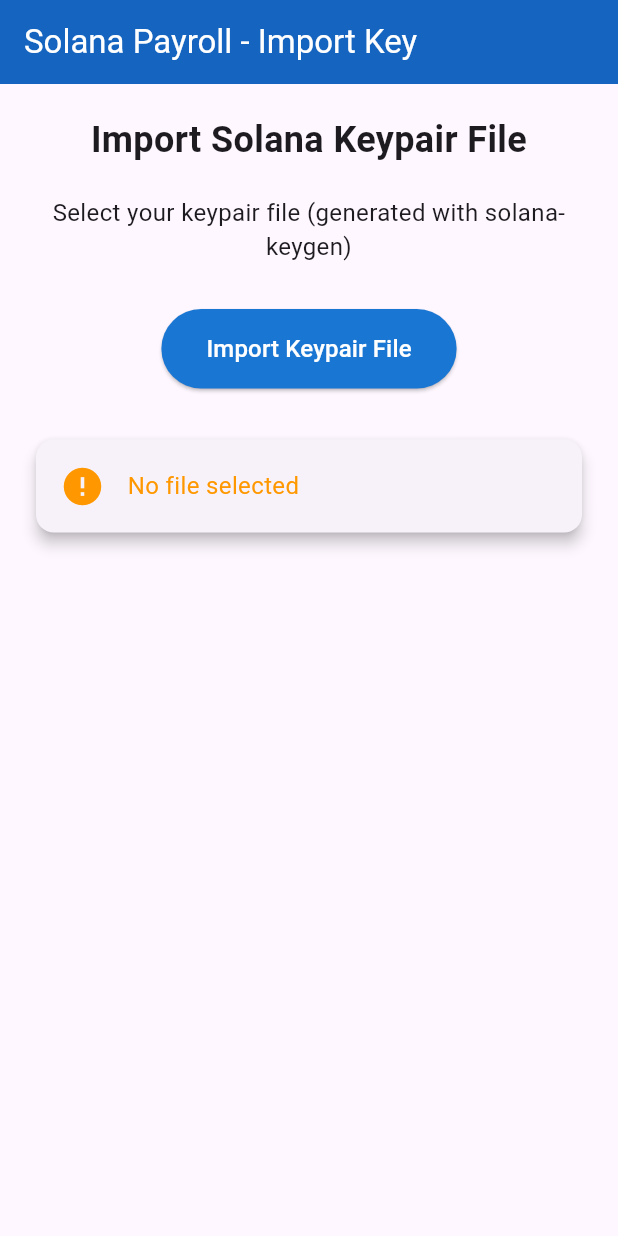
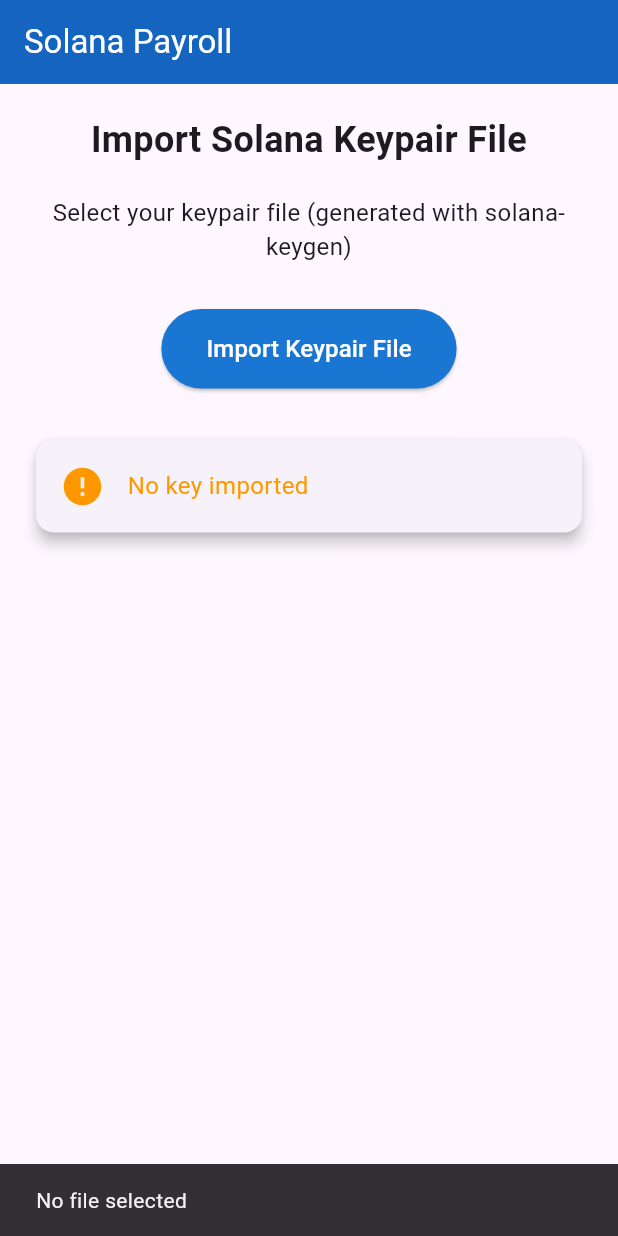
Before and after one commit to tushar11kh/streaming_payroll_solana_flutter, a Flutter app: the screen it shows after launch, after a tap on "Import Keypair File", on a phone screen of 412 x 824 dp. Run offline on Flutter 3.47's test engine with Material 3 defaults, Android fonts, the phone set to English and light mode, and no system bars; our stand-ins replace file_picker, shared_preferences; missing offline and left inert: solana.

Commit message:
keys are imported to solanaclient and used everywhere without explitly saved

```diff
--- a/lib/screens/homescreen.dart
+++ b/lib/screens/homescreen.dart
@@ -4,6 +4,8 @@
 import 'package:file_picker/file_picker.dart';
 import 'package:flutter/material.dart';
 import 'package:flutter/services.dart';
+import 'package:streaming_payroll_solana_flutter/screens/employee_screen.dart';
+import 'package:streaming_payroll_solana_flutter/screens/employer_screen.dart';
 import 'package:streaming_payroll_solana_flutter/services/solana_client_service.dart';
 import 'package:provider/provider.dart';
 import 'package:solana/solana.dart';
@@ -16,9 +18,6 @@
 }
 
 class _HomescreenState extends State<Homescreen> {
-  Ed25519HDPublicKey? _publicKey;
-  bool _isValidKey = false;
-  String _validationMessage = 'No key imported';
   bool _isLoading = false;
 
   Future<void> _importWallet(BuildContext context, SolanaClientService solanaService) async {
@@ -26,7 +25,6 @@
       print('DEBUG: Opening file picker...');
       setState(() {
         _isLoading = true;
-        _validationMessage = 'Importing wallet...';
       });
 
       FilePickerResult? result = await FilePicker.platform.pickFiles(
@@ -69,37 +67,34 @@
 
           final success = await solanaService.connectFromPrivateKey(privateKeyBytes);
 
-          if (success && solanaService.wallet != null) {
+          if (success) {
             print('DEBUG: Wallet connection successful!');
-
-            final actualPublicKey = solanaService.wallet!.publicKey;
-
-            setState(() {
-              _isValidKey = true;
-              _publicKey = actualPublicKey;
-              _validationMessage = 'Wallet connected successfully!';
-            });
-
             ScaffoldMessenger.of(context).showSnackBar(
               const SnackBar(content: Text('Wallet connected successfully!')),
             );
           } else {
             print('DEBUG: Wallet connection failed in service');
-            _resetToInitialState('Failed to connect wallet. Invalid key file.');
+            ScaffoldMessenger.of(context).showSnackBar(
+              const SnackBar(content: Text('Failed to connect wallet. Invalid key file.')),
+            );
           }
         } else {
           print('DEBUG: Invalid keypair length: ${keypairBytes.length} (expected 64)');
-          _resetToInitialState('Invalid keypair format. Expected 64 bytes.');
+          ScaffoldMessenger.of(context).showSnackBar(
+            const SnackBar(content: Text('Invalid keypair format. Expected 64 bytes.')),
+          );
         }
       } else {
         print('DEBUG: No file selected (user cancelled)');
-        setState(() {
-          _validationMessage = 'No file selected';
-        });
+        ScaffoldMessenger.of(context).showSnackBar(
+          const SnackBar(content: Text('No file selected')),
+        );
       }
     } catch (e) {
       print('DEBUG: Overall error: $e');
-      _resetToInitialState('Invalid key file format. Please use a valid Solana keypair JSON file.');
+      ScaffoldMessenger.of(context).showSnackBar(
+        const SnackBar(content: Text('Invalid key file format. Please use a valid Solana keypair JSON file.')),
+      );
     } finally {
       setState(() {
         _isLoading = false;
@@ -108,27 +103,10 @@
   }
 
   void _disconnectWallet(SolanaClientService solanaService) {
-    // Placeholder function to disconnect wallet
-    // In a real implementation, this would clear the wallet from the service
     solanaService.disconnect();
-
-    setState(() {
-      _isValidKey = false;
-      _publicKey = null;
-      _validationMessage = 'Wallet disconnected';
-    });
-
     ScaffoldMessenger.of(context).showSnackBar(
       const SnackBar(content: Text('Wallet disconnected')),
     );
-  }
-
-  void _resetToInitialState(String errorMessage) {
-    setState(() {
-      _isValidKey = false;
-      _publicKey = null;
-      _validationMessage = errorMessage;
-    });
   }
 
   void _copyToClipboard(String text) {
@@ -140,11 +118,17 @@
 
   @override
   Widget build(BuildContext context) {
-    final solanaService = Provider.of<SolanaClientService>(context);
+    return Consumer<SolanaClientService>(
+      builder: (context, solanaService, child) {
+        final isValidKey = solanaService.isConnected;
+        final publicKey = solanaService.publicKey;
+        final validationMessage = isValidKey
+          ? 'Wallet connected successfully!'
+          : 'No key imported';
 
         return Scaffold(
           appBar: AppBar(
-        title: const Text('Solana Payroll - Import Key'),
+            title: const Text('Solana Payroll'),
             backgroundColor: Colors.blue[800],
             foregroundColor: Colors.white,
           ),
@@ -198,16 +182,16 @@
                     child: Row(
                       children: [
                         Icon(
-                      _isValidKey ? Icons.check_circle : Icons.error,
-                      color: _isValidKey ? Colors.green : Colors.orange,
+                          isValidKey ? Icons.check_circle : Icons.error,
+                          color: isValidKey ? Colors.green : Colors.orange,
                           size: 30,
                         ),
                         const SizedBox(width: 15),
                         Expanded(
                           child: Text(
-                        _validationMessage,
+                            validationMessage,
                             style: TextStyle(
-                          color: _isValidKey ? Colors.green : Colors.orange,
+                              color: isValidKey ? Colors.green : Colors.orange,
                               fontSize: 16,
                             ),
                           ),
@@ -217,7 +201,7 @@
                   ),
                 ),
 
-            if (_publicKey != null) ...[
+                if (publicKey != null) ...[
                   const SizedBox(height: 20),
                   const Text(
                     'Public Key:',
@@ -232,13 +216,13 @@
                         children: [
                           Expanded(
                             child: SelectableText(
-                          _publicKey.toString(),
+                              publicKey,
                               style: const TextStyle(fontFamily: 'Monospace', fontSize: 12),
                             ),
                           ),
                           IconButton(
                             icon: const Icon(Icons.copy),
-                        onPressed: () => _copyToClipboard(_publicKey.toString()),
+                            onPressed: () => _copyToClipboard(publicKey),
                             tooltip: 'Copy to clipboard',
                           ),
                         ],
@@ -248,7 +232,7 @@
                 ],
 
                 // Dashboard Section - Only shown after successful validation
-            if (_isValidKey) ...[
+                if (isValidKey) ...[
                   const SizedBox(height: 40),
                   const Center(
                     child: Text(
@@ -258,12 +242,8 @@
                   ),
                   const SizedBox(height: 20),
 
-              // Employer and Employee Cards
-              // Use a ConstrainedBox to limit the height on smaller screens
-              ConstrainedBox(
-                constraints: BoxConstraints(
-                  maxHeight: MediaQuery.of(context).size.height * 0.4,
-                ),
+                  // Use IntrinsicHeight to make both cards the same height
+                  IntrinsicHeight(
                     child: Row(
                       children: [
                         // Employer Card
@@ -273,7 +253,8 @@
                             child: Padding(
                               padding: const EdgeInsets.all(16.0),
                               child: Column(
-                            mainAxisSize: MainAxisSize.min,
+                                mainAxisSize: MainAxisSize.max,
+                                crossAxisAlignment: CrossAxisAlignment.center,
                                 children: [
                                   Icon(
                                     Icons.business_center,
@@ -289,15 +270,20 @@
                                     ),
                                   ),
                                   const SizedBox(height: 10),
-                              const Text(
-                                'Manage payroll, add employees, and process payments',
+                                  const Expanded(
+                                    child: Text(
+                                      'Create payroll, deposit to vault',
                                       textAlign: TextAlign.center,
                                       style: TextStyle(fontSize: 14),
+                                    ),
                                   ),
                                   const SizedBox(height: 15),
                                   ElevatedButton(
                                     onPressed: () {
-                                  // Navigate to employer dashboard
+                                      Navigator.push(
+                                        context,
+                                        MaterialPageRoute(builder: (context) => const EmployerScreen()),
+                                      );
                                     },
                                     style: ElevatedButton.styleFrom(
                                       backgroundColor: Colors.blue[700],
@@ -320,7 +306,8 @@
                             child: Padding(
                               padding: const EdgeInsets.all(16.0),
                               child: Column(
-                            mainAxisSize: MainAxisSize.min,
+                                mainAxisSize: MainAxisSize.max,
+                                crossAxisAlignment: CrossAxisAlignment.center,
                                 children: [
                                   Icon(
                                     Icons.person,
@@ -336,15 +323,20 @@
                                     ),
                                   ),
                                   const SizedBox(height: 10),
-                              const Text(
-                                'View payment history, track hours, and manage profile',
+                                  const Expanded(
+                                    child: Text(
+                                      'Claim tokens',
                                       textAlign: TextAlign.center,
                                       style: TextStyle(fontSize: 14),
+                                    ),
                                   ),
                                   const SizedBox(height: 15),
                                   ElevatedButton(
                                     onPressed: () {
-                                  // Navigate to employee dashboard
+                                      Navigator.push(
+                                        context,
+                                        MaterialPageRoute(builder: (context) => const EmployeeScreen()),
+                                      );
                                     },
                                     style: ElevatedButton.styleFrom(
                                       backgroundColor: Colors.green[700],
@@ -380,5 +372,7 @@
             ),
           ),
         );
+      },
+    );
   }
 }
```
Also changed, not shown: lib/screens/employee_screen.dart (added, +17 -0 lines), lib/screens/employer_screen.dart (added, +17 -0 lines). Lines whose indentation alone changed are shown as unchanged.
